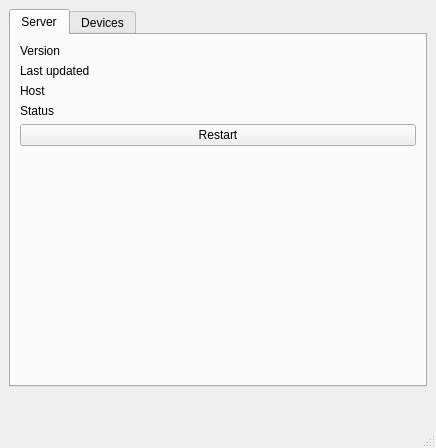
This is dcs/client/ui/main_window.ui in CLSA/cypress as Qt 5 draws it before an edit. The edited form follows.
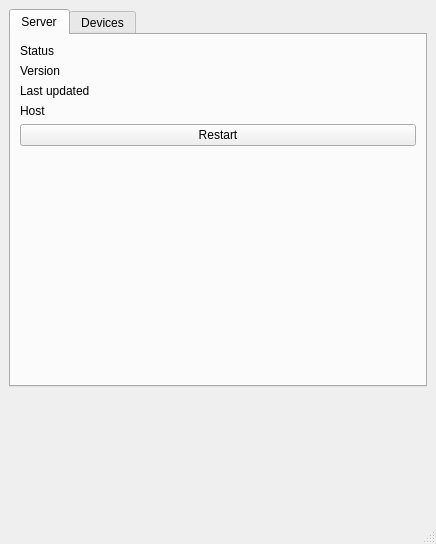
This is the edited form.

Patch:
```diff
--- a/dcs/client/ui/main_window.ui
+++ b/dcs/client/ui/main_window.ui
@@ -7,7 +7,7 @@
     <x>0</x>
     <y>0</y>
     <width>436</width>
-    <height>448</height>
+    <height>544</height>
    </rect>
   </property>
   <property name="sizePolicy">
@@ -31,6 +31,36 @@
         <string>Server</string>
        </attribute>
        <layout class="QVBoxLayout" name="verticalLayout_5">
+        <item>
+         <layout class="QHBoxLayout" name="horizontalLayout_2">
+          <item>
+           <widget class="QLabel" name="statusLabel">
+            <property name="sizePolicy">
+             <sizepolicy hsizetype="Expanding" vsizetype="Fixed">
+              <horstretch>0</horstretch>
+              <verstretch>0</verstretch>
+             </sizepolicy>
+            </property>
+            <property name="text">
+             <string>Status</string>
+            </property>
+           </widget>
+          </item>
+          <item>
+           <widget class="QLabel" name="statusValue">
+            <property name="sizePolicy">
+             <sizepolicy hsizetype="Expanding" vsizetype="Preferred">
+              <horstretch>0</horstretch>
+              <verstretch>0</verstretch>
+             </sizepolicy>
+            </property>
+            <property name="text">
+             <string/>
+            </property>
+           </widget>
+          </item>
+         </layout>
+        </item>
         <item>
          <layout class="QHBoxLayout" name="horizontalLayout">
           <item>
@@ -121,36 +151,6 @@
           </item>
          </layout>
         </item>
-        <item>
-         <layout class="QHBoxLayout" name="horizontalLayout_2">
-          <item>
-           <widget class="QLabel" name="statusLabel">
-            <property name="sizePolicy">
-             <sizepolicy hsizetype="Expanding" vsizetype="Fixed">
-              <horstretch>0</horstretch>
-              <verstretch>0</verstretch>
-             </sizepolicy>
-            </property>
-            <property name="text">
-             <string>Status</string>
-            </property>
-           </widget>
-          </item>
-          <item>
-           <widget class="QLabel" name="statusValue">
-            <property name="sizePolicy">
-             <sizepolicy hsizetype="Expanding" vsizetype="Preferred">
-              <horstretch>0</horstretch>
-              <verstretch>0</verstretch>
-             </sizepolicy>
-            </property>
-            <property name="text">
-             <string/>
-            </property>
-           </widget>
-          </item>
-         </layout>
-        </item>
         <item>
          <widget class="QPushButton" name="restartCypress">
           <property name="text">
```
